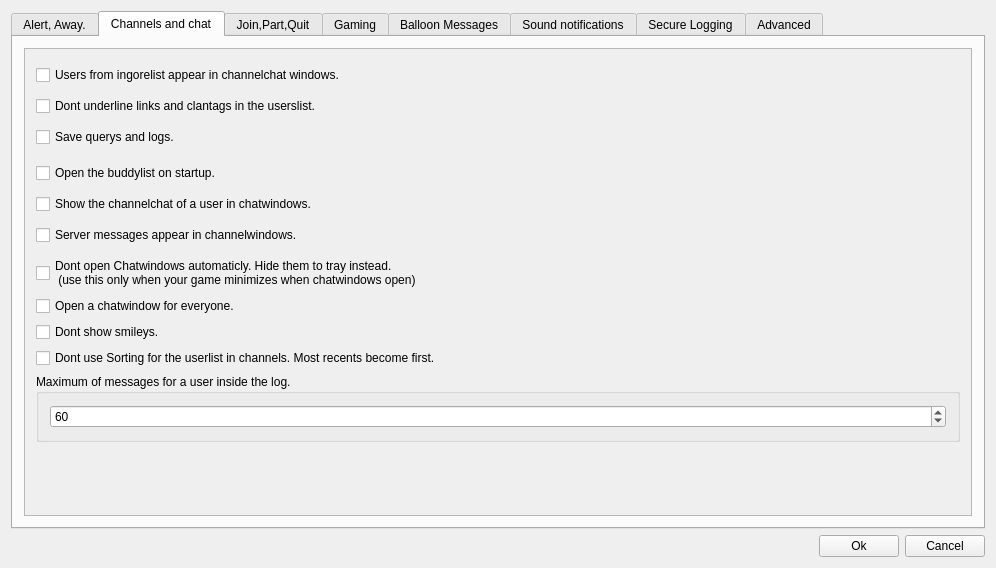
This is trunk/src/wormnet/settingswindow.ui in svn2github/twsoldunsupported as Qt 5 draws it before an edit. The edited form follows.
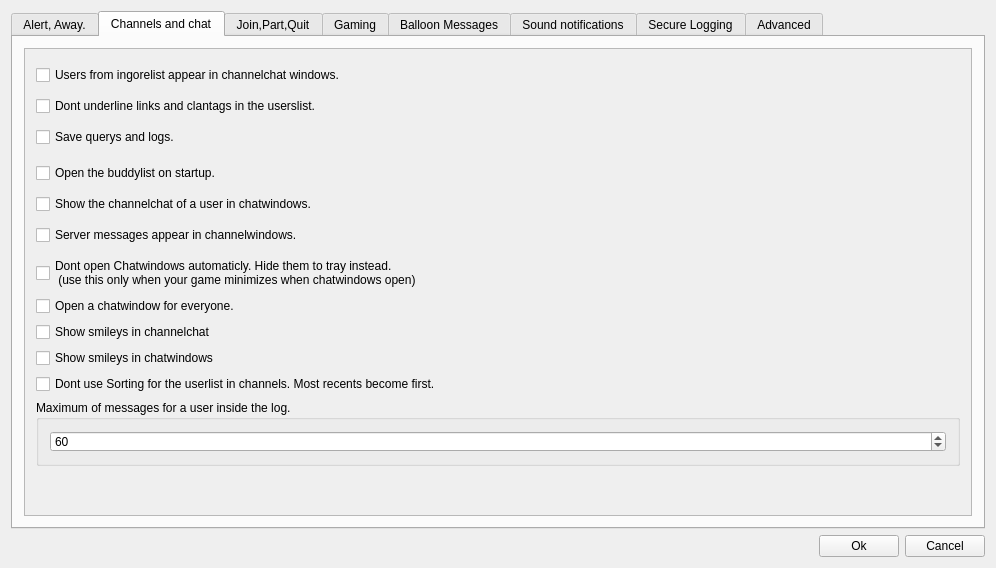
This is the edited form. The open tabs and pages were chosen to show the change.

The edit to the form file:
```diff
--- a/trunk/src/wormnet/settingswindow.ui
+++ b/trunk/src/wormnet/settingswindow.ui
@@ -329,7 +329,14 @@
                <item>
                 <widget class="QCheckBox" name="chbsmileys">
                  <property name="text">
-                  <string>Dont show smileys.</string>
+                  <string>Show smileys in channelchat</string>
+                 </property>
+                </widget>
+               </item>
+               <item>
+                <widget class="QCheckBox" name="chbsmileysinchatwindows">
+                 <property name="text">
+                  <string>Show smileys in chatwindows</string>
                  </property>
                 </widget>
                </item>
```
Left out of the diff: 14 changed lines with no effect on the pictures.
